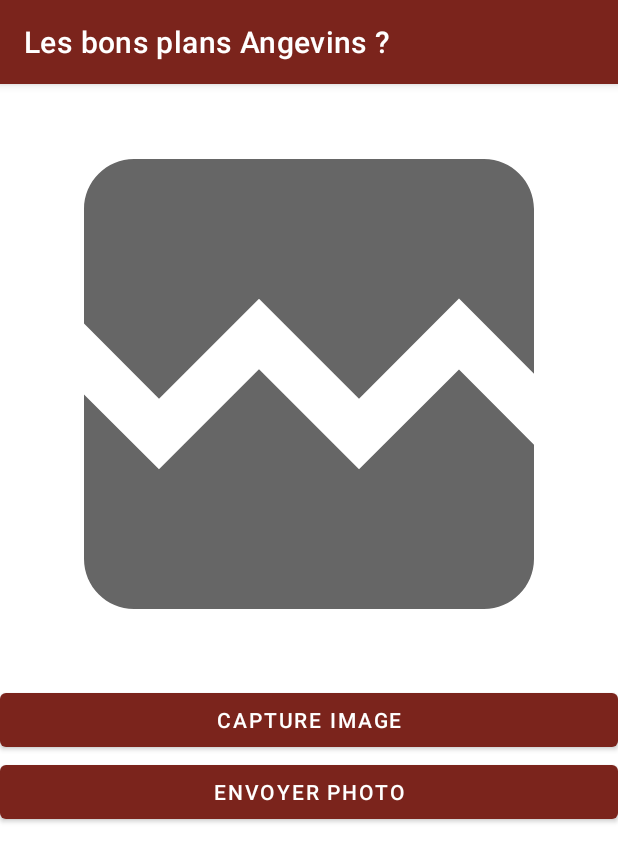
After one commit to Polozeed/androidESEO, an Android app: the PhotoActivity screen opened directly, with no data from a screen before it, on a phone screen of 412 x 824 dp. The commit adds this screen. Shown: the top 862 px of the screen. Run offline under Robolectric (Android 15) with nearby library versions, the phone set to English and light mode, and no system bars; pictures from the network do not load.

Commit message:
Modification Base de donnée + server + projet android pour prendre photo et l'enregistrer en base
ERROR sur la creation d'un fichier entre URI et file. Voir avec prof

```diff
--- a/app/src/main/AndroidManifest.xml
+++ b/app/src/main/AndroidManifest.xml
@@ -5,6 +5,8 @@
     <uses-permission android:name="android.permission.ACCESS_FINE_LOCATION" />
     <uses-permission android:name="android.permission.INTERNET" />
     <uses-permission android:name="android.permission.ACCESS_NETWORK_STATE" />
+    <uses-permission android:name="android.permission.READ_EXTERNAL_STORAGE"/>
+    <uses-permission android:name="android.permission.CAMERA"/>
 
     <application
         android:allowBackup="true"
@@ -20,7 +22,7 @@
         <activity android:name=".ui.fonctions.RecyclerActivity" />
         <activity android:name=".ui.utilisateur.InscriptionActivity" />
         <activity android:name=".ui.utilisateur.ConnexionActivity" />
-        <activity android:name=".ui.app.menuActivity" />
+        <activity android:name=".ui.app.PhotoActivity" />
         <activity android:name=".ui.fonctions.SensorActivity" />
         <activity android:name=".ui.fragment.client.ListClientActivity" />
         <activity android:name=".ui.fonctions.MapActivity" />
--- a/app/src/main/java/com/example/androideseo/service/ApiService.kt
+++ b/app/src/main/java/com/example/androideseo/service/ApiService.kt
@@ -1,5 +1,6 @@
 package com.example.androideseo.service
 
+import android.net.Uri
 import com.example.androideseo.BuildConfig
 import com.example.androideseo.data.LocalPreferences
 import com.example.androideseo.data.models.Client
@@ -13,6 +14,7 @@
 import retrofit2.Retrofit
 import retrofit2.converter.gson.GsonConverterFactory
 import retrofit2.http.*
+import java.io.InputStream
 import java.util.concurrent.TimeUnit
 
 
@@ -21,10 +23,18 @@
  */
 interface ApiService {
 
-    data class Post (
-            val user : String,
-            val password : String
+    data class Post(
+        val user: String,
+        val password: String
     )
+
+    @Multipart
+    @POST("/uploadFile")
+    suspend fun upload(@Part filePart: InputStream?): String
+    // You can add other parameters too
+
+    @POST("/uploadFile")
+    suspend fun postPhoto(@Body file: Uri?) : String
 
     @POST("/client/connexion")
     suspend fun postconnexion(@Body userData: ServiceClient.UserInfo) : Client
@@ -78,16 +88,21 @@
                     .addInterceptor(HttpLoggingInterceptor().setLevel(if (BuildConfig.DEBUG) HttpLoggingInterceptor.Level.BODY else HttpLoggingInterceptor.Level.NONE))
                     .addInterceptor(Interceptor { chain: Interceptor.Chain ->
                         val request =
-                                chain.request().newBuilder().addHeader("Accept", "application/json").build()
+                            chain.request().newBuilder().addHeader("Accept", "application/json")
+                                .build()
 
                         chain.proceed(request)
                     })
                     .addInterceptor(Interceptor { chain: Interceptor.Chain ->
                         val request =
-                                chain.request().newBuilder().addHeader("Authorization", LocalPreferences.getInstance(
-                                    MyApp.context!!).getToken().toString()).build()
+                            chain.request().newBuilder().addHeader(
+                                "Authorization", LocalPreferences.getInstance(
+                                    MyApp.context!!
+                                ).getToken().toString()
+                            ).build()
                         chain.proceed(request)
                     })
+
                     .build()
 
             return Retrofit.Builder()
--- a/app/src/main/java/com/example/androideseo/ui/app/MainActivity.kt
+++ b/app/src/main/java/com/example/androideseo/ui/app/MainActivity.kt
@@ -13,12 +13,14 @@
 import com.example.androideseo.R
 import com.example.androideseo.data.LocalPreferences
 import com.example.androideseo.databinding.ActivityMainBinding
+import com.example.androideseo.ui.app.MyApp.Companion.context
 import com.example.androideseo.ui.fonctions.HistoryActivity
 import com.example.androideseo.ui.fonctions.MapActivity
 import com.example.androideseo.ui.fonctions.ParametreActivity
 import com.example.androideseo.ui.fonctions.SensorActivity
 import com.example.androideseo.ui.fragment.client.ListClientActivity
 import com.example.androideseo.ui.utilisateur.ConnexionActivity
+import com.google.android.material.dialog.MaterialAlertDialogBuilder
 import com.google.android.material.navigationrail.NavigationRailView
 
 
@@ -73,7 +75,7 @@
 
 
         binding.buttonApi?.setOnClickListener {
-            startActivity(ConnexionActivity.getStartIntent(this@MainActivity))
+            startActivity(PhotoActivity.getStartIntent(this@MainActivity))
         }
 
         binding.logo?.setOnClickListener {
@@ -87,6 +89,7 @@
             when(item.itemId) {
                 R.id.menu_item_account -> {
                     startActivity(ConnexionActivity.getStartIntent(this@MainActivity))
+
                     true
                 }
                 R.id.menu_item_moon -> {
--- /dev/null
+++ b/app/src/main/res/drawable/broken_image.xml
@@ -0,0 +1,10 @@
+<vector xmlns:android="http://schemas.android.com/apk/res/android"
+    android:width="24dp"
+    android:height="24dp"
+    android:viewportWidth="24"
+    android:viewportHeight="24"
+    android:tint="?attr/colorControlNormal">
+  <path
+      android:fillColor="@android:color/white"
+      android:pathData="M21,5v6.59l-3,-3.01 -4,4.01 -4,-4 -4,4 -3,-3.01L3,5c0,-1.1 0.9,-2 2,-2h14c1.1,0 2,0.9 2,2zM18,11.42l3,3.01L21,19c0,1.1 -0.9,2 -2,2L5,21c-1.1,0 -2,-0.9 -2,-2v-6.58l3,2.99 4,-4 4,4 4,-3.99z"/>
+</vector>
--- /dev/null
+++ b/app/src/main/res/layout/activity_photo.xml
@@ -0,0 +1,33 @@
+<?xml version="1.0" encoding="utf-8"?>
+<LinearLayout xmlns:android="http://schemas.android.com/apk/res/android"
+    xmlns:app="http://schemas.android.com/apk/res-auto"
+    xmlns:tools="http://schemas.android.com/tools"
+    android:layout_width="match_parent"
+    android:layout_height="match_parent"
+    android:orientation="vertical"
+    android:gravity="center_horizontal"
+>
+
+    <!--ImageView in which image will be set-->
+    <ImageView
+        android:id="@+id/image_view"
+        android:src="@drawable/broken_image"
+        android:scaleType="centerCrop"
+        android:layout_width="400dp"
+        android:layout_height="400dp" />
+
+    <!--Button to open camera-->
+    <Button
+        android:id="@+id/capture_btn"
+        android:text="Capture Image"
+        android:layout_width="match_parent"
+        android:layout_height="wrap_content" />
+
+
+    <Button
+        android:id="@+id/envoiphoto"
+        android:text="Envoyer photo"
+        android:layout_width="match_parent"
+        android:layout_height="wrap_content" />
+
+</LinearLayout>
--- a/app/src/main/res/values/strings.xml
+++ b/app/src/main/res/values/strings.xml
@@ -58,6 +58,12 @@
     <string name="menu_principal">Menu Principal</string>
     <string name="client">client</string>
     <string name="sensor">capteur</string>
+    <string name="cancel">annuler</string>
+    <string name="decline">refuser</string>
+    <string name="accept">accepter</string>
+    <string name="messageconnexion">Voulez vous vous connecter a notre API ? </string>
+    <string name="connexiondefaut">cliquer sur incription pour créer un compte </string>
+    <string name="inscriptionmessage">Etes vous sur de vouloir créer un compte avec ces identifiant ?</string>
 
 
 </resources>
```
Also changed, not shown: app/src/main/java/com/example/androideseo/service/ServicePhoto.kt (added, +38 -0 lines), app/src/main/java/com/example/androideseo/ui/app/PhotoActivity.kt (added, +152 -0 lines), app/src/main/java/com/example/androideseo/ui/app/URIPathHelper.kt (added, +83 -0 lines), app/src/main/java/com/example/androideseo/ui/app/UploadUtility.kt (added, +92 -0 lines), app/src/main/java/com/example/androideseo/ui/utilisateur/ConnexionActivity.kt (+13 -0 lines), app/src/main/java/com/example/androideseo/ui/utilisateur/InscriptionActivity.kt (+10 -0 lines).
